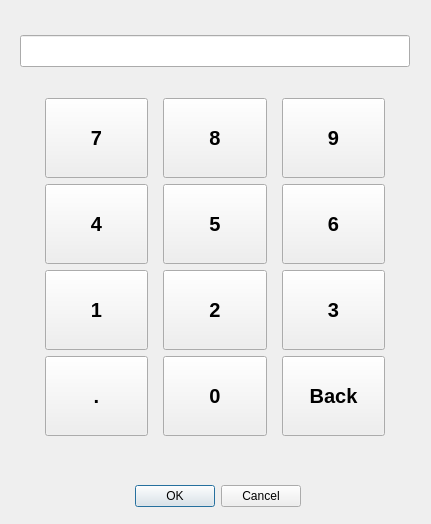
Old version of the form m_monitron_0_0/numpad.ui in the repository StokeDude18/m_monitron.
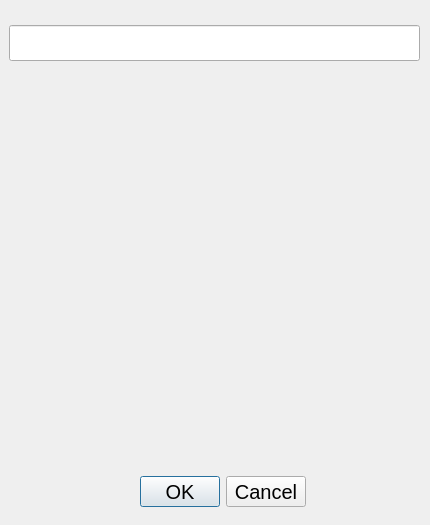
New version of the form.

```diff
--- a/m_monitron_0_0/numpad.ui
+++ b/m_monitron_0_0/numpad.ui
@@ -6,8 +6,8 @@
    <rect>
     <x>0</x>
     <y>0</y>
-    <width>431</width>
-    <height>524</height>
+    <width>430</width>
+    <height>525</height>
    </rect>
   </property>
   <property name="windowTitle">
@@ -17,12 +17,15 @@
    <property name="geometry">
     <rect>
      <x>0</x>
-     <y>25</y>
-     <width>430</width>
-     <height>446</height>
+     <y>75</y>
+     <width>426</width>
+     <height>386</height>
     </rect>
    </property>
-   <layout class="QVBoxLayout" name="verticalLayout">
+   <layout class="QVBoxLayout" name="VL">
+    <property name="sizeConstraint">
+     <enum>QLayout::SetDefaultConstraint</enum>
+    </property>
     <property name="leftMargin">
      <number>20</number>
     </property>
@@ -35,286 +38,15 @@
     <property name="bottomMargin">
      <number>10</number>
     </property>
-    <item>
-     <widget class="QLineEdit" name="le_Result">
-      <property name="font">
-       <font>
-        <pointsize>15</pointsize>
-       </font>
-      </property>
-     </widget>
-    </item>
-    <item>
-     <layout class="QGridLayout" name="gridLayout" rowstretch="0,0,0,0,0">
-      <property name="sizeConstraint">
-       <enum>QLayout::SetDefaultConstraint</enum>
-      </property>
-      <property name="leftMargin">
-       <number>25</number>
-      </property>
-      <property name="topMargin">
-       <number>25</number>
-      </property>
-      <property name="rightMargin">
-       <number>25</number>
-      </property>
-      <property name="bottomMargin">
-       <number>25</number>
-      </property>
-      <property name="horizontalSpacing">
-       <number>15</number>
-      </property>
-      <item row="0" column="1">
-       <widget class="QPushButton" name="b8">
-        <property name="sizePolicy">
-         <sizepolicy hsizetype="Minimum" vsizetype="Expanding">
-          <horstretch>0</horstretch>
-          <verstretch>0</verstretch>
-         </sizepolicy>
-        </property>
-        <property name="font">
-         <font>
-          <pointsize>15</pointsize>
-          <weight>75</weight>
-          <bold>true</bold>
-         </font>
-        </property>
-        <property name="text">
-         <string>8</string>
-        </property>
-       </widget>
-      </item>
-      <item row="0" column="0">
-       <widget class="QPushButton" name="b7">
-        <property name="sizePolicy">
-         <sizepolicy hsizetype="Minimum" vsizetype="Expanding">
-          <horstretch>0</horstretch>
-          <verstretch>0</verstretch>
-         </sizepolicy>
-        </property>
-        <property name="font">
-         <font>
-          <pointsize>15</pointsize>
-          <weight>75</weight>
-          <bold>true</bold>
-         </font>
-        </property>
-        <property name="text">
-         <string>7</string>
-        </property>
-       </widget>
-      </item>
-      <item row="0" column="2">
-       <widget class="QPushButton" name="b9">
-        <property name="sizePolicy">
-         <sizepolicy hsizetype="Minimum" vsizetype="Expanding">
-          <horstretch>0</horstretch>
-          <verstretch>0</verstretch>
-         </sizepolicy>
-        </property>
-        <property name="font">
-         <font>
-          <pointsize>15</pointsize>
-          <weight>75</weight>
-          <bold>true</bold>
-         </font>
-        </property>
-        <property name="text">
-         <string>9</string>
-        </property>
-       </widget>
-      </item>
-      <item row="1" column="0">
-       <widget class="QPushButton" name="b4">
-        <property name="sizePolicy">
-         <sizepolicy hsizetype="Minimum" vsizetype="Expanding">
-          <horstretch>0</horstretch>
-          <verstretch>0</verstretch>
-         </sizepolicy>
-        </property>
-        <property name="font">
-         <font>
-          <pointsize>15</pointsize>
-          <weight>75</weight>
-          <bold>true</bold>
-         </font>
-        </property>
-        <property name="text">
-         <string>4</string>
-        </property>
-       </widget>
-      </item>
-      <item row="2" column="0">
-       <widget class="QPushButton" name="b1">
-        <property name="sizePolicy">
-         <sizepolicy hsizetype="Minimum" vsizetype="Expanding">
-          <horstretch>0</horstretch>
-          <verstretch>0</verstretch>
-         </sizepolicy>
-        </property>
-        <property name="font">
-         <font>
-          <pointsize>15</pointsize>
-          <weight>75</weight>
-          <bold>true</bold>
-         </font>
-        </property>
-        <property name="text">
-         <string>1</string>
-        </property>
-       </widget>
-      </item>
-      <item row="1" column="2">
-       <widget class="QPushButton" name="b6">
-        <property name="sizePolicy">
-         <sizepolicy hsizetype="Minimum" vsizetype="Expanding">
-          <horstretch>0</horstretch>
-          <verstretch>0</verstretch>
-         </sizepolicy>
-        </property>
-        <property name="font">
-         <font>
-          <pointsize>15</pointsize>
-          <weight>75</weight>
-          <bold>true</bold>
-         </font>
-        </property>
-        <property name="text">
-         <string>6</string>
-        </property>
-       </widget>
-      </item>
-      <item row="2" column="2">
-       <widget class="QPushButton" name="b3">
-        <property name="sizePolicy">
-         <sizepolicy hsizetype="Minimum" vsizetype="Expanding">
-          <horstretch>0</horstretch>
-          <verstretch>0</verstretch>
-         </sizepolicy>
-        </property>
-        <property name="font">
-         <font>
-          <pointsize>15</pointsize>
-          <weight>75</weight>
-          <bold>true</bold>
-         </font>
-        </property>
-        <property name="text">
-         <string>3</string>
-        </property>
-       </widget>
-      </item>
-      <item row="2" column="1">
-       <widget class="QPushButton" name="b2">
-        <property name="sizePolicy">
-         <sizepolicy hsizetype="Minimum" vsizetype="Expanding">
-          <horstretch>0</horstretch>
-          <verstretch>0</verstretch>
-         </sizepolicy>
-        </property>
-        <property name="font">
-         <font>
-          <pointsize>15</pointsize>
-          <weight>75</weight>
-          <bold>true</bold>
-         </font>
-        </property>
-        <property name="text">
-         <string>2</string>
-        </property>
-       </widget>
-      </item>
-      <item row="3" column="2">
-       <widget class="QPushButton" name="bBackspace">
-        <property name="sizePolicy">
-         <sizepolicy hsizetype="Minimum" vsizetype="Expanding">
-          <horstretch>0</horstretch>
-          <verstretch>0</verstretch>
-         </sizepolicy>
-        </property>
-        <property name="font">
-         <font>
-          <pointsize>15</pointsize>
-          <weight>75</weight>
-          <bold>true</bold>
-         </font>
-        </property>
-        <property name="text">
-         <string>Back</string>
-        </property>
-       </widget>
-      </item>
-      <item row="3" column="1">
-       <widget class="QPushButton" name="b0">
-        <property name="sizePolicy">
-         <sizepolicy hsizetype="Minimum" vsizetype="Expanding">
-          <horstretch>0</horstretch>
-          <verstretch>0</verstretch>
-         </sizepolicy>
-        </property>
-        <property name="font">
-         <font>
-          <pointsize>15</pointsize>
-          <weight>75</weight>
-          <bold>true</bold>
-         </font>
-        </property>
-        <property name="text">
-         <string>0</string>
-        </property>
-       </widget>
-      </item>
-      <item row="3" column="0">
-       <widget class="QPushButton" name="bDot">
-        <property name="sizePolicy">
-         <sizepolicy hsizetype="Minimum" vsizetype="Expanding">
-          <horstretch>0</horstretch>
-          <verstretch>0</verstretch>
-         </sizepolicy>
-        </property>
-        <property name="font">
-         <font>
-          <pointsize>15</pointsize>
-          <weight>75</weight>
-          <bold>true</bold>
-         </font>
-        </property>
-        <property name="text">
-         <string>.</string>
-        </property>
-       </widget>
-      </item>
-      <item row="1" column="1">
-       <widget class="QPushButton" name="b5">
-        <property name="sizePolicy">
-         <sizepolicy hsizetype="Minimum" vsizetype="Expanding">
-          <horstretch>0</horstretch>
-          <verstretch>0</verstretch>
-         </sizepolicy>
-        </property>
-        <property name="font">
-         <font>
-          <pointsize>15</pointsize>
-          <weight>75</weight>
-          <bold>true</bold>
-         </font>
-        </property>
-        <property name="text">
-         <string>5</string>
-        </property>
-       </widget>
-      </item>
-     </layout>
-    </item>
    </layout>
   </widget>
   <widget class="QDialogButtonBox" name="buttonBox">
    <property name="geometry">
     <rect>
-     <x>125</x>
-     <y>485</y>
-     <width>176</width>
-     <height>22</height>
+     <x>120</x>
+     <y>476</y>
+     <width>186</width>
+     <height>31</height>
     </rect>
    </property>
    <property name="sizePolicy">
@@ -323,6 +55,11 @@
      <verstretch>0</verstretch>
     </sizepolicy>
    </property>
+   <property name="font">
+    <font>
+     <pointsize>15</pointsize>
+    </font>
+   </property>
    <property name="orientation">
     <enum>Qt::Horizontal</enum>
    </property>
@@ -330,9 +67,23 @@
     <set>QDialogButtonBox::Cancel|QDialogButtonBox::Ok</set>
    </property>
   </widget>
-  <zorder>horizontalLayoutWidget</zorder>
-  <zorder>verticalLayoutWidget</zorder>
-  <zorder>buttonBox</zorder>
+  <widget class="QLineEdit" name="le_Entry">
+   <property name="geometry">
+    <rect>
+     <x>9</x>
+     <y>25</y>
+     <width>411</width>
+     <height>36</height>
+    </rect>
+   </property>
+   <property name="font">
+    <font>
+     <pointsize>20</pointsize>
+     <weight>50</weight>
+     <bold>false</bold>
+    </font>
+   </property>
+  </widget>
  </widget>
  <resources/>
  <connections>
```
Left out of the diff: 2 changed lines with no effect on the pictures.
